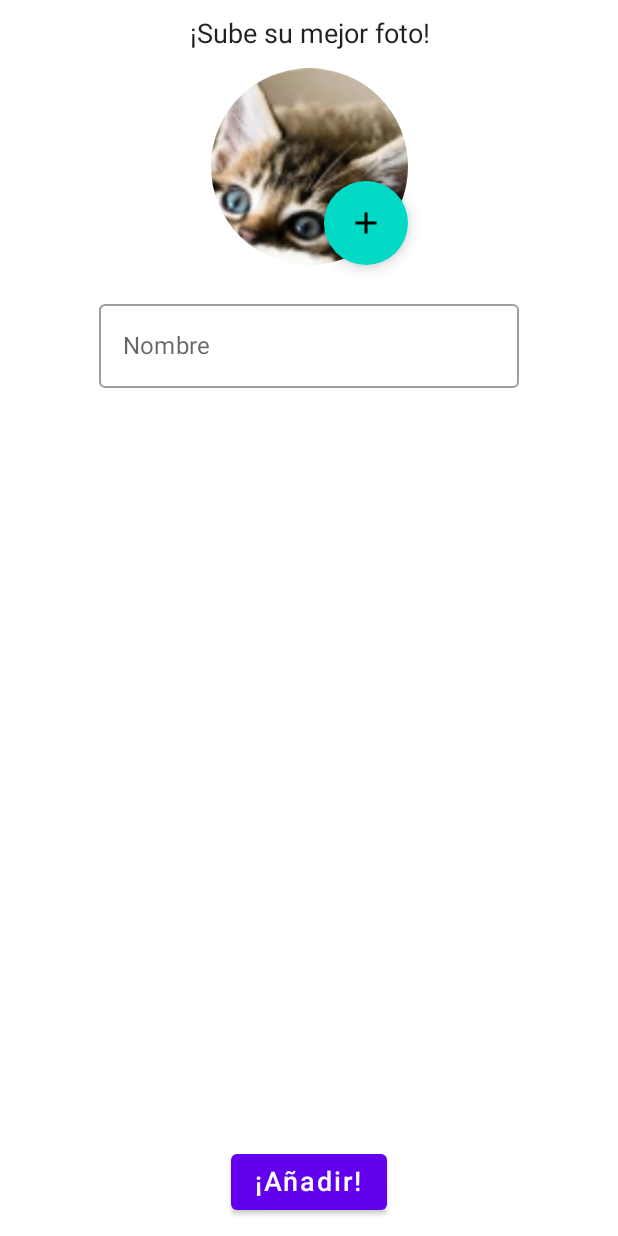
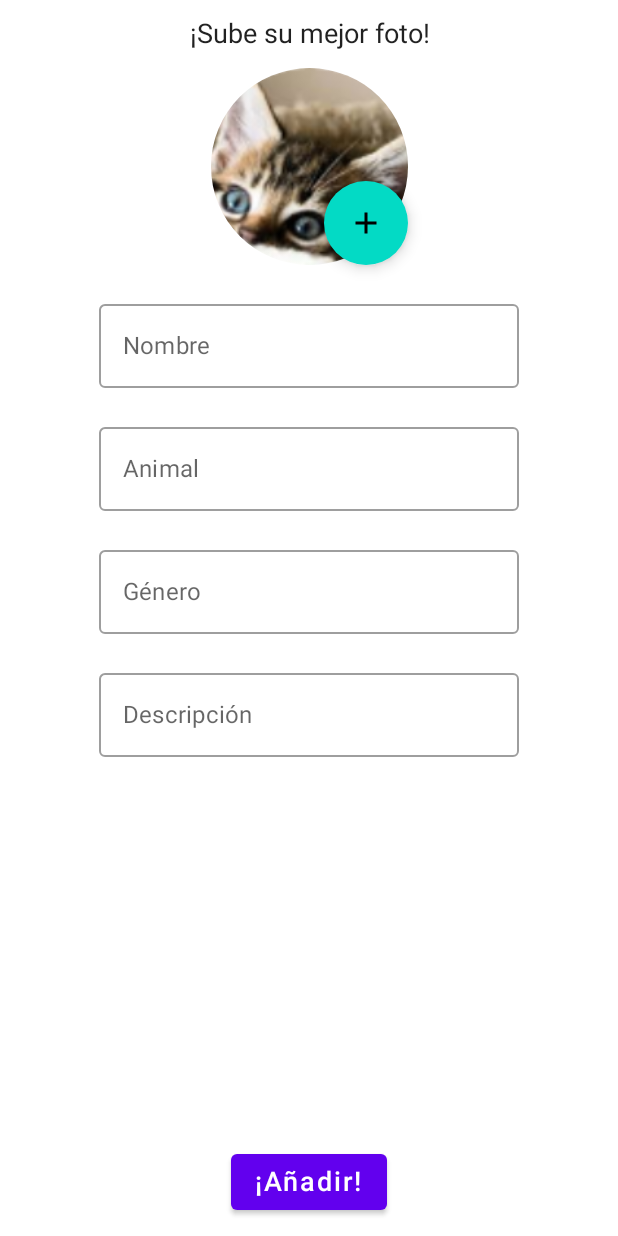
Before and after one commit to Piliwiwi/android-digipaw, an Android app built with Jetpack Compose: the composable AddContent shown on its own in the app's theme, after a tap on "¡Añadir!", on a phone screen of 412 x 824 dp. Run offline under Robolectric (Android 15) with nearby library versions, the phone set to English and light mode, and no system bars; pictures from the network do not load.

Commit message:
adding more labels into add screen

```diff
--- a/app/src/main/java/com/arech/digipaw/pet/list/presentation/list/mapper/PetCardMapper.kt
+++ b/app/src/main/java/com/arech/digipaw/pet/list/presentation/list/mapper/PetCardMapper.kt
@@ -5,7 +5,7 @@ import com.arech.digipaw.pet.list.presentation.model.Age
 import com.arech.digipaw.pet.list.presentation.model.Gender
 import com.arech.digipaw.pet.list.presentation.model.Gender.Female
 import com.arech.digipaw.pet.list.presentation.model.Gender.Male
-import com.arech.digipaw.pet.list.presentation.model.Gender.NoBinary
+import com.arech.digipaw.pet.list.presentation.model.Gender.Unknown
 import com.arech.digipaw.pet.list.presentation.model.PetCard
 import javax.inject.Inject
 
@@ -33,7 +33,7 @@ class PetCardMapper @Inject constructor() {
         when (gender) {
             Male.type -> Male
             Female.type -> Female
-            else -> NoBinary
+            else -> Unknown
         }
 
     private fun getAgeText(age: Int): Age =
--- a/app/src/main/java/com/arech/digipaw/pet/list/presentation/model/PetCard.kt
+++ b/app/src/main/java/com/arech/digipaw/pet/list/presentation/model/PetCard.kt
@@ -1,4 +1,6 @@
 package com.arech.digipaw.pet.list.presentation.model
+
+import android.net.Uri
 
 /**
  * Created by Pili Arancibia on 15-08-22.
@@ -13,6 +15,7 @@ data class PetCard(
     val age: Age,
     val description: String,
     val photo: String,
+    val uriPhoto: Uri? = null
 )
 
 data class Age(
@@ -23,5 +26,5 @@ data class Age(
 enum class Gender(val type: String) {
     Male("male"),
     Female("female"),
-    NoBinary("no binary")
+    Unknown("")
 }
--- a/app/src/main/java/com/arech/digipaw/pet/list/ui/PetListActivity.kt
+++ b/app/src/main/java/com/arech/digipaw/pet/list/ui/PetListActivity.kt
@@ -19,10 +19,6 @@ import dagger.hilt.android.AndroidEntryPoint
 import kotlinx.coroutines.ExperimentalCoroutinesApi
 import kotlinx.coroutines.FlowPreview
 
-/**
- * Created by Pili Arancibia on 14-08-22.
- */
-
 @AndroidEntryPoint
 @FlowPreview
 @ExperimentalCoroutinesApi
--- a/app/src/main/java/com/arech/digipaw/pet/list/ui/add/AddScreen.kt
+++ b/app/src/main/java/com/arech/digipaw/pet/list/ui/add/AddScreen.kt
@@ -1,5 +1,6 @@
 package com.arech.digipaw.pet.list.ui.add
 
+import android.net.Uri
 import androidx.compose.foundation.layout.Box
 import androidx.compose.foundation.layout.Column
 import androidx.compose.foundation.layout.fillMaxSize
@@ -15,7 +16,6 @@ import androidx.compose.runtime.LaunchedEffect
 import androidx.compose.runtime.Composable
 import androidx.compose.runtime.getValue
 import androidx.compose.runtime.mutableStateOf
-import androidx.compose.runtime.saveable.rememberSaveable
 import androidx.compose.runtime.setValue
 import androidx.compose.runtime.remember
 import androidx.compose.ui.Alignment.Companion.BottomCenter
@@ -35,8 +35,10 @@ import com.arech.digipaw.pet.list.presentation.model.PetCard
 import com.arech.digipaw.pet.list.ui.navigation.PetListNavActions
 import com.arech.uicomponents.component.AttrsAvatarSelector
 import com.arech.uicomponents.component.AttrsInputPaw
+import com.arech.uicomponents.component.AttrsSelectorPaws
 import com.arech.uicomponents.component.AvatarSelector
 import com.arech.uicomponents.component.InputPaw
+import com.arech.uicomponents.component.SelectorPaw
 import com.arech.uicomponents.navigation.DigipawTopAppBar
 import com.arech.utils.testing.RandomFactory.generateString
 import kotlinx.coroutines.ExperimentalCoroutinesApi
@@ -72,10 +74,7 @@ fun AddScreen(
             effect.collect {
                 when (it) {
                     PetAddedUiEffect -> {
-                        scaffoldState.snackbarHostState.showSnackbar(
-                            message = "hello world",
-                            actionLabel = "Retry"
-                        )
+                        navActions.popBackStack()
                     }
                     else -> {}
                 }
@@ -86,7 +85,13 @@ fun AddScreen(
 
 @Composable
 fun AddContent(intentHandler: AddIntentHandler) {
+    var photo: Uri? by remember { mutableStateOf(null) }
     var name by remember { mutableStateOf("") }
+    var description by remember { mutableStateOf("") }
+    var animal by remember { mutableStateOf("") }
+    var animalDialogState by remember { mutableStateOf(false) }
+    var gender by remember { mutableStateOf(Gender.Unknown) }
+    var genderDialogState by remember { mutableStateOf(false) }
 
     Column(horizontalAlignment = CenterHorizontally) {
         Text(
@@ -99,7 +104,11 @@ fun AddContent(intentHandler: AddIntentHandler) {
         )
         AvatarSelector(
             modifier = Modifier.wrapContentWidth(align = CenterHorizontally),
-            attrs = AttrsAvatarSelector()
+            attrs = AttrsAvatarSelector(
+                onSelectAvatar = {
+                    photo = it
+                }
+            )
         )
 
         InputPaw(
@@ -109,6 +118,62 @@ fun AddContent(intentHandler: AddIntentHandler) {
                 singleLine = true,
                 onTextChange = {
                     name = it
+                }
+            )
+        )
+
+        InputPaw(
+            modifier = Modifier.padding(top = 18.dp),
+            attrs = AttrsInputPaw(
+                placeholder = "Animal",
+                singleLine = true,
+                value = animal,
+                readOnly = true,
+                onClick = {
+                    animalDialogState = true
+                }
+            )
+        )
+
+        if (animalDialogState) {
+            SelectorPaw(attrs = AttrsSelectorPaws(
+                listToSelect = listOf("Perro", "Gato", "Conejo", "Pollo", "Hamster", "Ratón"),
+                onSelect = {
+                    animal = it
+                },
+                onDismissRequest = { animalDialogState = false }
+            ))
+        }
+
+        InputPaw(
+            modifier = Modifier.padding(top = 18.dp),
+            attrs = AttrsInputPaw(
+                placeholder = "Género",
+                singleLine = true,
+                value = gender.type,
+                readOnly = true,
+                onClick = {
+                    genderDialogState = true
+                }
+            )
+        )
+
+        if (genderDialogState) {
+            SelectorPaw(attrs = AttrsSelectorPaws(
+                listToSelect = listOf("Macho", "Hembra"),
+                onSelect = {
+                    gender = if (it == "Macho") Gender.Male else Gender.Female
+                },
+                onDismissRequest = { genderDialogState = false }
+            ))
+        }
+
+        InputPaw(
+            modifier = Modifier.padding(top = 18.dp),
+            attrs = AttrsInputPaw(
+                placeholder = "Descripción",
+                onTextChange = {
+                    description = it
                 }
             )
         )
@@ -126,12 +191,13 @@ fun AddContent(intentHandler: AddIntentHandler) {
                     PetCard(
                         id = generateString(),
                         breed = "Raza",
-                        description = "Descripcion",
-                        animal = "Animal",
+                        description = description,
+                        animal = animal,
                         age = Age(value = 4, "4 años"),
-                        gender = Gender.Female,
+                        gender = gender,
                         name = name,
-                        photo = ""
+                        photo = "",
+                        uriPhoto = photo
                     )
                 )
             }
--- a/app/src/main/java/com/arech/digipaw/pet/list/ui/list/ListScreen.kt
+++ b/app/src/main/java/com/arech/digipaw/pet/list/ui/list/ListScreen.kt
@@ -119,7 +119,8 @@ fun PetList(data: List<PetCard>, navActions: PetListNavActions) {
                         breed = it.breed,
                         description = it.description,
                         isMale = it.gender.type == Gender.Male.type,
-                        animal = it.animal
+                        animal = it.animal,
+                        uriPhoto = it.uriPhoto
                     )
                 }
             )
--- a/uicomponents/src/main/java/com/arech/uicomponents/component/AvatarSelector.kt
+++ b/uicomponents/src/main/java/com/arech/uicomponents/component/AvatarSelector.kt
@@ -44,6 +44,7 @@ fun AvatarSelector(modifier: Modifier = Modifier, attrs: AttrsAvatarSelector) {
         ActivityResultContracts.GetContent()
     ) { uri: Uri? ->
         imageUri = uri
+        attrs.onSelectAvatar(uri)
     }
 
     Box(modifier) {
@@ -76,5 +77,6 @@ fun AvatarSelectorContent(imageUri: Uri?, attrs: AttrsAvatarSelector) {
 }
 
 data class AttrsAvatarSelector(
-    @DrawableRes val placeHolderImage: Int = R.drawable.cat_example
+    @DrawableRes val placeHolderImage: Int = R.drawable.cat_example,
+    val onSelectAvatar: (Uri?) -> Unit = {}
 )
--- a/uicomponents/src/main/java/com/arech/uicomponents/component/InputPaw.kt
+++ b/uicomponents/src/main/java/com/arech/uicomponents/component/InputPaw.kt
@@ -1,5 +1,6 @@
 package com.arech.uicomponents.component
 
+import androidx.compose.foundation.clickable
 import androidx.compose.material.OutlinedTextField
 import androidx.compose.material.Text
 import androidx.compose.runtime.Composable
@@ -8,6 +9,8 @@ import androidx.compose.runtime.mutableStateOf
 import androidx.compose.runtime.saveable.rememberSaveable
 import androidx.compose.runtime.setValue
 import androidx.compose.ui.Modifier
+import androidx.compose.ui.focus.onFocusChanged
+import androidx.compose.ui.focus.onFocusEvent
 
 @Composable
 fun InputPaw(modifier: Modifier = Modifier, attrs: AttrsInputPaw) {
@@ -25,11 +28,12 @@ private fun InputPawContent(
     onChange: (String) -> Unit
 ) {
     OutlinedTextField(
-        modifier = modifier,
+        modifier = modifier.onFocusChanged { if (it.isFocused) attrs.onClick?.invoke() },
         label = {
             Text(text = attrs.placeholder)
         },
-        value = text,
+        readOnly = attrs.readOnly,
+        value = attrs.value ?: text,
         singleLine = attrs.singleLine,
         onValueChange = {
             onChange(it)
@@ -41,6 +45,9 @@ private fun InputPawContent(
 data class AttrsInputPaw(
     val placeholder: String,
     val defaultValue: String = "",
+    val value: String? = null,
     val singleLine: Boolean = false,
-    val onTextChange: (String) -> Unit = { _ -> }
+    val readOnly: Boolean = false,
+    val onTextChange: (String) -> Unit = { _ -> },
+    val onClick: (() -> Unit)? = null
 )
```
Also changed, not shown: uicomponents/src/main/java/com/arech/uicomponents/component/PetCard.kt (+11 -1 lines), uicomponents/src/main/java/com/arech/uicomponents/component/SelectorPaw.kt (added, +70 -0 lines).
